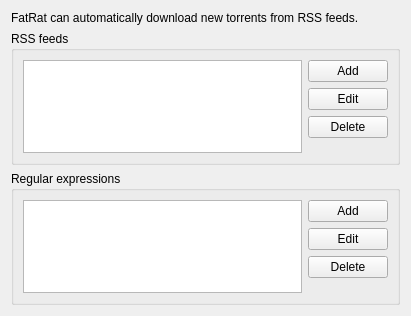
LubosD/fatrat, file rss/SettingsRssForm.ui: the form before one commit.
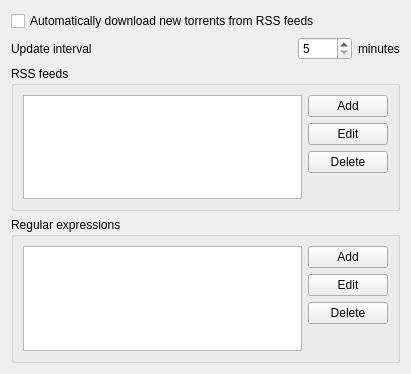
The form after the commit.

Diff of the .ui file:
```diff
--- a/rss/SettingsRssForm.ui
+++ b/rss/SettingsRssForm.ui
@@ -6,11 +6,58 @@
     <x>0</x>
     <y>0</y>
     <width>411</width>
-    <height>316</height>
+    <height>374</height>
    </rect>
   </property>
   <layout class="QGridLayout" >
+   <item row="0" column="0" colspan="4" >
+    <widget class="QCheckBox" name="checkEnable" >
+     <property name="text" >
+      <string>Automatically download new torrents from RSS feeds</string>
+     </property>
+    </widget>
+   </item>
    <item row="1" column="0" >
+    <widget class="QLabel" name="label" >
+     <property name="text" >
+      <string>Update interval</string>
+     </property>
+    </widget>
+   </item>
+   <item row="1" column="1" >
+    <spacer>
+     <property name="orientation" >
+      <enum>Qt::Horizontal</enum>
+     </property>
+     <property name="sizeHint" >
+      <size>
+       <width>40</width>
+       <height>20</height>
+      </size>
+     </property>
+    </spacer>
+   </item>
+   <item row="1" column="2" >
+    <widget class="QSpinBox" name="spinUpdateInterval" >
+     <property name="minimum" >
+      <number>5</number>
+     </property>
+     <property name="maximum" >
+      <number>1000</number>
+     </property>
+     <property name="singleStep" >
+      <number>5</number>
+     </property>
+    </widget>
+   </item>
+   <item row="1" column="3" >
+    <widget class="QLabel" name="label_2" >
+     <property name="text" >
+      <string>minutes</string>
+     </property>
+    </widget>
+   </item>
+   <item row="2" column="0" colspan="4" >
     <widget class="QGroupBox" name="groupBox" >
      <property name="title" >
       <string>RSS feeds</string>
@@ -56,7 +103,7 @@
      </layout>
     </widget>
    </item>
-   <item row="2" column="0" >
+   <item row="3" column="0" colspan="4" >
     <widget class="QGroupBox" name="groupBox_2" >
      <property name="title" >
       <string>Regular expressions</string>
@@ -102,12 +149,18 @@
      </layout>
     </widget>
    </item>
-   <item row="0" column="0" >
-    <widget class="QLabel" name="label" >
-     <property name="text" >
-      <string>FatRat can automatically download new torrents from RSS feeds.</string>
+   <item row="4" column="1" >
+    <spacer>
+     <property name="orientation" >
+      <enum>Qt::Vertical</enum>
      </property>
-    </widget>
+     <property name="sizeHint" >
+      <size>
+       <width>20</width>
+       <height>40</height>
+      </size>
+     </property>
+    </spacer>
    </item>
   </layout>
  </widget>
```
